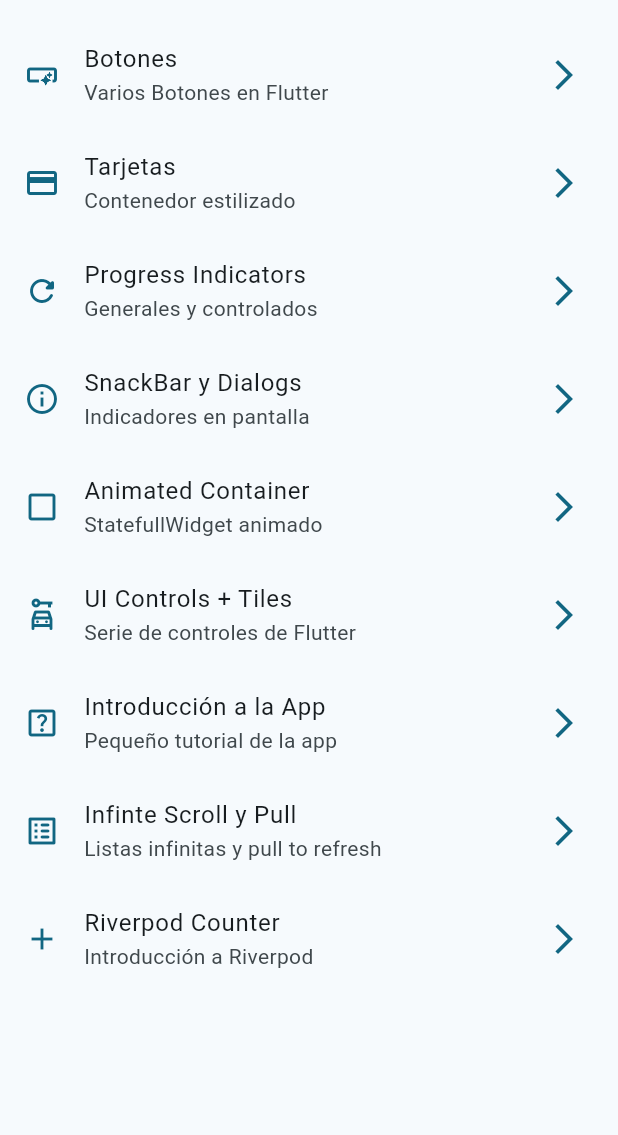
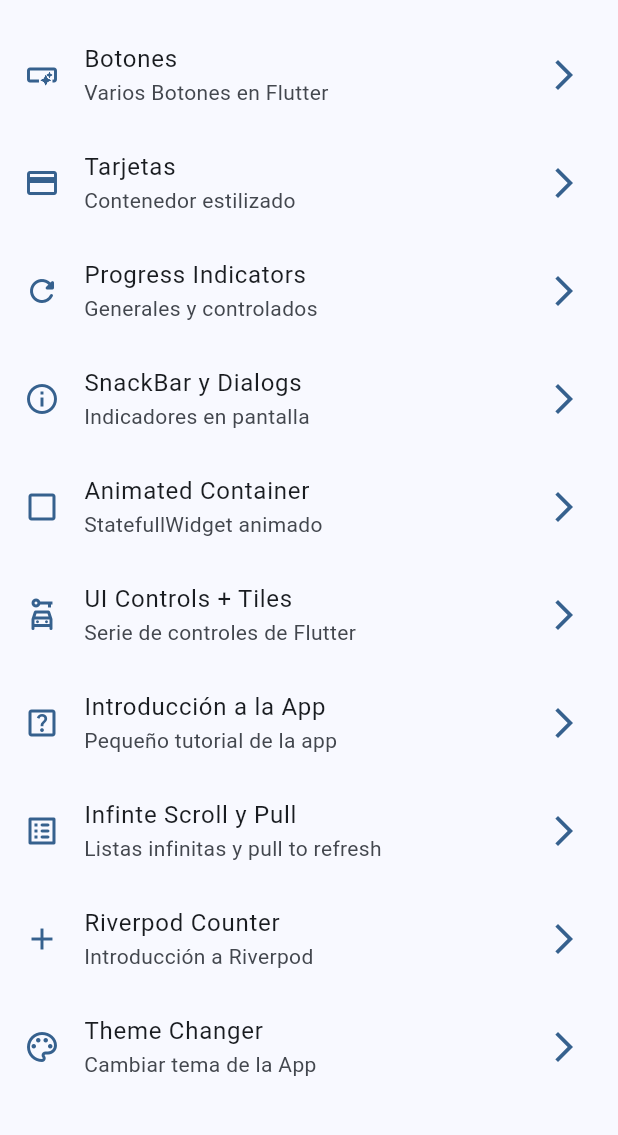
Before and after one commit to LizzullyJ/widgets_app, a Flutter app: the screen it shows after launch, on a phone screen of 412 x 824 dp, the part 63-1198 px from its top. Run offline on Flutter 3.47's test engine with Material 2 defaults, Android fonts, the phone set to English and light mode, and no system bars; our stand-ins replace animate_do, flutter_riverpod, go_router.

Commit message:
antes de stateNotifier

```diff
--- a/lib/config/menu/menu_items.dart
+++ b/lib/config/menu/menu_items.dart
@@ -63,10 +63,16 @@ const appMenuItems = <MenuItem>[
     link: '/infinite',
     icon: Icons.list_alt_rounded,
   ),
-    MenuItem(
+  MenuItem(
     title: 'Riverpod Counter',
     subTitle: 'Introducción a Riverpod',
     link: '/counter',
     icon: Icons.add,
   ),
+  MenuItem(
+    title: 'Theme Changer',
+    subTitle: 'Cambiar tema de la App',
+    link: '/theme-changer',
+    icon: Icons.color_lens_outlined,
+  ),
 ];
--- a/lib/config/router/app_router.dart
+++ b/lib/config/router/app_router.dart
@@ -52,4 +52,9 @@ final appRouter = GoRouter(initialLocation: '/', routes: [
     name: CounterScreen.name,
     builder: (context, state) => const CounterScreen(),
   ),
+  GoRoute(
+    path: '/theme-changer',
+    name: ThemeChangerScreen.name,
+    builder: (context, state) => const ThemeChangerScreen(),
+  ),
 ]);
--- a/lib/config/theme/app_theme.dart
+++ b/lib/config/theme/app_theme.dart
@@ -7,18 +7,29 @@ const colorList = <Color>[
   Colors.pink,
   Colors.cyanAccent,
   Colors.blueGrey,
-  Colors.orange
+  Colors.orange,
+  Colors.red,
+  Colors.lime,
+  Colors.indigo,
+  Colors.lightGreen,
+  Colors.yellow
 ];
 
 class AppTheme {
   final int selectedColor;
+  final bool isDarkMode;
 
-  AppTheme({this.selectedColor = 0}):assert(selectedColor >= 0, 'Selected color must be greater then 0'),
-  assert(selectedColor < colorList.length, 'Selectected color must be less or than ${colorList.length-1}' );
+  AppTheme({
+    this.selectedColor = 0,
+    this.isDarkMode = false,
+  })  : assert(selectedColor >= 0, 'Selected color must be greater then 0'),
+        assert(selectedColor < colorList.length,
+            'Selectected color must be less or than ${colorList.length - 1}');
 
   ThemeData getTheme() => ThemeData(
-    useMaterial3: true,
-    colorSchemeSeed: colorList[selectedColor],
-    appBarTheme: const AppBarTheme(centerTitle: false),
-  );
+        brightness: isDarkMode ? Brightness.dark : Brightness.light,
+        useMaterial3: true,
+        colorSchemeSeed: colorList[selectedColor],
+        appBarTheme: const AppBarTheme(centerTitle: false),
+      );
 }
--- a/lib/main.dart
+++ b/lib/main.dart
@@ -4,18 +4,23 @@ import 'package:flutter_riverpod/flutter_riverpod.dart';
 import 'package:widgets_app/config/router/app_router.dart';
 import 'package:widgets_app/config/theme/app_theme.dart';
 
+import 'presentation/providers/theme_provider.dart';
+
 void main() {
-  runApp( const ProviderScope(child: MainApp()));
+  runApp(const ProviderScope(child: MainApp()));
 }
 
-class MainApp extends StatelessWidget {
+class MainApp extends ConsumerWidget {
   const MainApp({super.key});
 
   @override
-  Widget build(BuildContext context) {
+  Widget build(BuildContext context, WidgetRef ref) {
+    final isDarkMode = ref.watch(isDarkModeProvider);
+    final int selectedColor = ref.watch(selectedColorProvider);
     return MaterialApp.router(
       debugShowCheckedModeBanner: false,
-      theme: AppTheme(selectedColor: 5).getTheme(),
+      theme: AppTheme(selectedColor: selectedColor, isDarkMode: isDarkMode)
+          .getTheme(),
       routerConfig: appRouter,
       title: 'Flutter widgets',
     );
--- a/lib/presentation/providers/theme_provider.dart
+++ b/lib/presentation/providers/theme_provider.dart
@@ -1,3 +1,9 @@
 import 'package:flutter_riverpod/flutter_riverpod.dart';
+import 'package:widgets_app/config/theme/app_theme.dart';
 
 final isDarkModeProvider = StateProvider<bool>((ref) => false);
+
+//listado de color inmutable (que nunca va a cambiar)
+final colorListProvider = Provider((ref)=>colorList);
+
+final  selectedColorProvider = StateProvider<int>((ref)=> 0);
--- a/lib/presentation/screens/screens.dart
+++ b/lib/presentation/screens/screens.dart
@@ -1,10 +1,11 @@
-export 'package:widgets_app/presentation/screens/counter/counter_screen.dart';
 export 'package:widgets_app/presentation/screens/animated/animated_screen.dart';
 export 'package:widgets_app/presentation/screens/app_tutorial/app_tutorial_screen.dart';
 export 'package:widgets_app/presentation/screens/buttons/buttons_screen.dart';
 export 'package:widgets_app/presentation/screens/cards/cards_screen.dart';
+export 'package:widgets_app/presentation/screens/counter/counter_screen.dart';
 export 'package:widgets_app/presentation/screens/home/home_screen.dart';
 export 'package:widgets_app/presentation/screens/infinite_scroll/infinite_scroll_screen.dart';
 export 'package:widgets_app/presentation/screens/progress/progress_screen.dart';
 export 'package:widgets_app/presentation/screens/snackbar/snackbar_screen.dart';
+export 'package:widgets_app/presentation/screens/theme_changer/theme_changer_screen.dart';
 export 'package:widgets_app/presentation/screens/ui_controls/ui_controls_screen.dart';
```
Also changed, not shown: lib/presentation/screens/theme_changer/theme_changer_screen.dart (added, +55 -0 lines).
